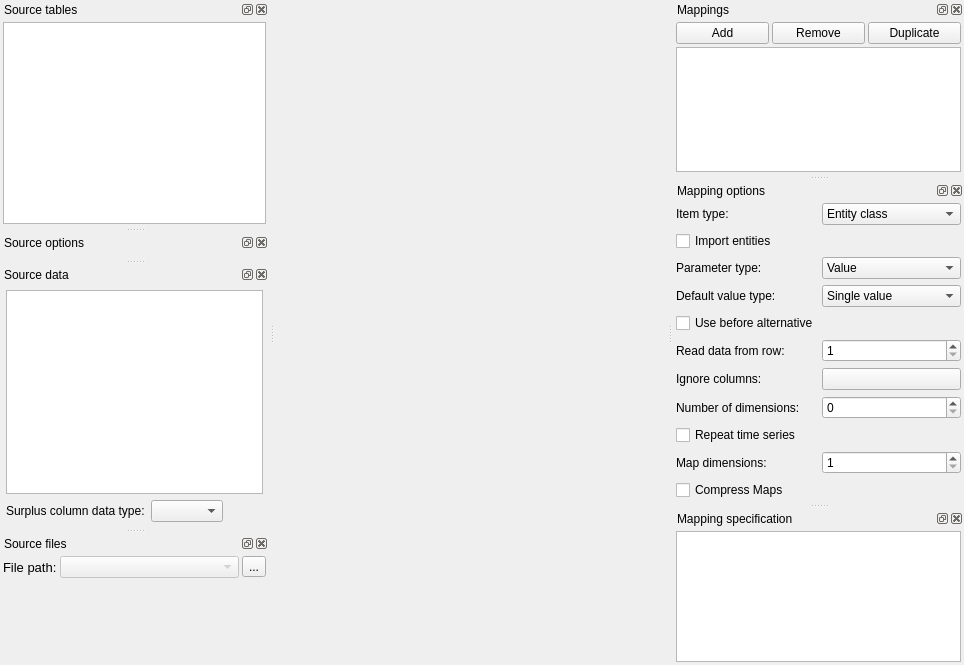
The window that spine_items/importer/ui/import_editor_window.ui (spine-tools/spine-items) describes before a commit, drawn with Qt 5.
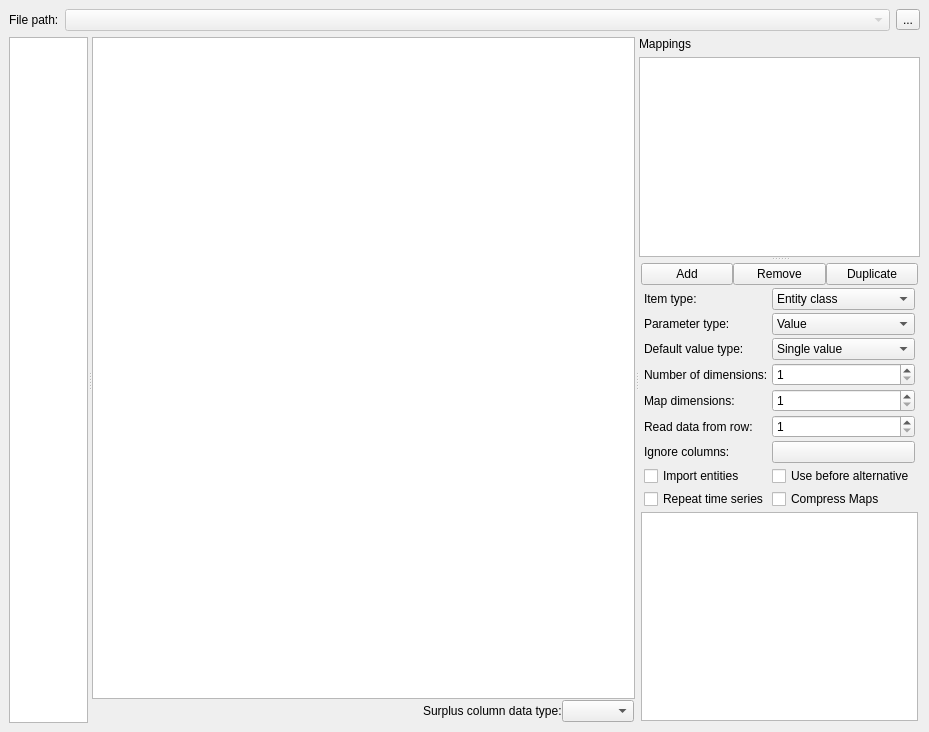
The same window after the commit. Icons and pictures are not drawn. Custom widgets are drawn as their Qt base class.

Commit message: Optimize layout in importer spec editor

```diff
--- a/spine_items/importer/ui/import_editor_window.ui
+++ b/spine_items/importer/ui/import_editor_window.ui
@@ -18,8 +18,8 @@
    <rect>
     <x>0</x>
     <y>0</y>
-    <width>964</width>
-    <height>665</height>
+    <width>929</width>
+    <height>732</height>
    </rect>
   </property>
   <property name="windowTitle">
@@ -28,33 +28,67 @@
   <property name="dockNestingEnabled">
    <bool>true</bool>
   </property>
-  <widget class="QWidget" name="centralwidget"/>
-  <widget class="QDockWidget" name="dockWidget_source_tables">
-   <property name="windowTitle">
-    <string>Source tables</string>
-   </property>
-   <attribute name="dockWidgetArea">
-    <number>1</number>
-   </attribute>
-   <widget class="QWidget" name="dockWidgetContents">
-    <layout class="QVBoxLayout" name="verticalLayout_2">
-     <property name="spacing">
-      <number>3</number>
-     </property>
-     <property name="leftMargin">
-      <number>3</number>
-     </property>
-     <property name="topMargin">
-      <number>3</number>
-     </property>
-     <property name="rightMargin">
-      <number>3</number>
-     </property>
-     <property name="bottomMargin">
-      <number>3</number>
-     </property>
+  <widget class="QWidget" name="centralwidget">
+   <layout class="QVBoxLayout" name="verticalLayout_6">
+    <item>
+     <layout class="QHBoxLayout" name="horizontalLayout_2">
+      <item>
+       <widget class="QLabel" name="file_path_label">
+        <property name="text">
+         <string>File path:</string>
+        </property>
+       </widget>
+      </item>
+      <item>
+       <widget class="ElidedCombobox" name="comboBox_source_file">
+        <property name="enabled">
+         <bool>false</bool>
+        </property>
+        <property name="sizePolicy">
+         <sizepolicy hsizetype="Expanding" vsizetype="Fixed">
+          <horstretch>0</horstretch>
+          <verstretch>0</verstretch>
+         </sizepolicy>
+        </property>
+        <property name="sizeAdjustPolicy">
+         <enum>QComboBox::AdjustToContentsOnFirstShow</enum>
+        </property>
+        <property name="minimumContentsLength">
+         <number>0</number>
+        </property>
+       </widget>
+      </item>
+      <item>
+       <widget class="QToolButton" name="toolButton_browse_source_file">
+        <property name="text">
+         <string>...</string>
+        </property>
+        <property name="icon">
+         <iconset resource="../../ui/resources/resources_icons.qrc">
+          <normaloff>:/icons/folder-open-solid.svg</normaloff>:/icons/folder-open-solid.svg</iconset>
+        </property>
+       </widget>
+      </item>
+     </layout>
+    </item>
      <item>
+     <widget class="QSplitter" name="splitter_source_list">
+      <property name="orientation">
+       <enum>Qt::Horizontal</enum>
+      </property>
       <widget class="MultiCheckableListView" name="source_list">
+       <property name="sizePolicy">
+        <sizepolicy hsizetype="Expanding" vsizetype="Expanding">
+         <horstretch>1</horstretch>
+         <verstretch>0</verstretch>
+        </sizepolicy>
+       </property>
+       <property name="maximumSize">
+        <size>
+         <width>16777215</width>
+         <height>16777215</height>
+        </size>
+       </property>
        <property name="contextMenuPolicy">
         <enum>Qt::CustomContextMenu</enum>
        </property>
@@ -65,60 +99,66 @@
         <enum>Qt::ElideLeft</enum>
        </property>
       </widget>
-     </item>
-    </layout>
-   </widget>
-  </widget>
-  <widget class="QDockWidget" name="dockWidget_source_options">
-   <property name="windowTitle">
-    <string>Source options</string>
-   </property>
-   <attribute name="dockWidgetArea">
-    <number>1</number>
-   </attribute>
-   <widget class="QWidget" name="source_options_contents">
-    <layout class="QVBoxLayout" name="verticalLayout_5">
-     <property name="spacing">
-      <number>3</number>
-     </property>
-     <property name="leftMargin">
-      <number>3</number>
-     </property>
-     <property name="topMargin">
-      <number>3</number>
-     </property>
-     <property name="rightMargin">
-      <number>3</number>
-     </property>
-     <property name="bottomMargin">
-      <number>3</number>
-     </property>
-    </layout>
-   </widget>
-  </widget>
-  <widget class="QDockWidget" name="dockWidget_source_data">
-   <property name="windowTitle">
-    <string>Source data</string>
-   </property>
-   <attribute name="dockWidgetArea">
-    <number>1</number>
-   </attribute>
-   <widget class="QWidget" name="dockWidgetContents_3">
-    <layout class="QVBoxLayout" name="verticalLayout_3">
-     <property name="leftMargin">
-      <number>6</number>
-     </property>
-     <property name="topMargin">
-      <number>6</number>
-     </property>
-     <property name="rightMargin">
-      <number>6</number>
-     </property>
-     <property name="bottomMargin">
-      <number>6</number>
-     </property>
+      <widget class="QSplitter" name="splitter_source_data_mappings">
+       <property name="sizePolicy">
+        <sizepolicy hsizetype="Expanding" vsizetype="Preferred">
+         <horstretch>5</horstretch>
+         <verstretch>0</verstretch>
+        </sizepolicy>
+       </property>
+       <property name="orientation">
+        <enum>Qt::Horizontal</enum>
+       </property>
+       <widget class="QFrame" name="frame_source_data">
+        <property name="sizePolicy">
+         <sizepolicy hsizetype="Preferred" vsizetype="Preferred">
+          <horstretch>1</horstretch>
+          <verstretch>0</verstretch>
+         </sizepolicy>
+        </property>
+        <property name="frameShape">
+         <enum>QFrame::NoFrame</enum>
+        </property>
+        <property name="frameShadow">
+         <enum>QFrame::Raised</enum>
+        </property>
+        <property name="lineWidth">
+         <number>0</number>
+        </property>
+        <property name="midLineWidth">
+         <number>0</number>
+        </property>
+        <layout class="QVBoxLayout" name="verticalLayout">
+         <property name="spacing">
+          <number>0</number>
+         </property>
+         <property name="leftMargin">
+          <number>0</number>
+         </property>
+         <property name="topMargin">
+          <number>0</number>
+         </property>
+         <property name="rightMargin">
+          <number>0</number>
+         </property>
+         <property name="bottomMargin">
+          <number>0</number>
+         </property>
+         <item>
+          <layout class="QVBoxLayout" name="verticalLayout_source_options">
+           <property name="spacing">
+            <number>0</number>
+           </property>
+          </layout>
+         </item>
      <item>
       <widget class="TableViewWithButtonHeader" name="source_data_table">
+           <property name="sizePolicy">
+            <sizepolicy hsizetype="Expanding" vsizetype="Expanding">
+             <horstretch>0</horstretch>
+             <verstretch>0</verstretch>
+            </sizepolicy>
+           </property>
        <property name="contextMenuPolicy">
         <enum>Qt::CustomContextMenu</enum>
        </property>
@@ -126,6 +166,31 @@
      </item>
      <item>
       <layout class="QHBoxLayout" name="horizontalLayout">
+           <property name="leftMargin">
+            <number>1</number>
+           </property>
+           <property name="topMargin">
+            <number>1</number>
+           </property>
+           <property name="rightMargin">
+            <number>1</number>
+           </property>
+           <property name="bottomMargin">
+            <number>1</number>
+           </property>
+           <item>
+            <spacer name="horizontalSpacer">
+             <property name="orientation">
+              <enum>Qt::Horizontal</enum>
+             </property>
+             <property name="sizeHint" stdset="0">
+              <size>
+               <width>40</width>
+               <height>20</height>
+              </size>
+             </property>
+            </spacer>
+           </item>
        <item>
         <widget class="QLabel" name="label">
          <property name="text">
@@ -140,47 +205,60 @@
          </property>
         </widget>
        </item>
-       <item>
-        <spacer name="horizontalSpacer">
+          </layout>
+         </item>
+        </layout>
+       </widget>
+       <widget class="QSplitter" name="splitter">
          <property name="orientation">
-          <enum>Qt::Horizontal</enum>
-         </property>
-         <property name="sizeHint" stdset="0">
-          <size>
-           <width>40</width>
-           <height>20</height>
-          </size>
-         </property>
-        </spacer>
-       </item>
-      </layout>
-     </item>
-    </layout>
-   </widget>
-  </widget>
-  <widget class="QDockWidget" name="dockWidget_mappings">
-   <property name="windowTitle">
+         <enum>Qt::Vertical</enum>
+        </property>
+        <widget class="QWidget" name="verticalLayoutWidget_2">
+         <layout class="QVBoxLayout" name="verticalLayout_4">
+          <item>
+           <widget class="QLabel" name="label_2">
+            <property name="text">
     <string>Mappings</string>
    </property>
-   <attribute name="dockWidgetArea">
-    <number>2</number>
-   </attribute>
-   <widget class="QWidget" name="dockWidgetContents_4">
-    <layout class="QVBoxLayout" name="verticalLayout_7">
+           </widget>
+          </item>
+          <item>
+           <widget class="QListView" name="mapping_list">
+            <property name="contextMenuPolicy">
+             <enum>Qt::CustomContextMenu</enum>
+            </property>
+            <property name="selectionMode">
+             <enum>QAbstractItemView::ExtendedSelection</enum>
+            </property>
+           </widget>
+          </item>
+         </layout>
+        </widget>
+        <widget class="QFrame" name="frame_2">
+         <property name="frameShape">
+          <enum>QFrame::NoFrame</enum>
+         </property>
+         <property name="frameShadow">
+          <enum>QFrame::Raised</enum>
+         </property>
+         <property name="lineWidth">
+          <number>0</number>
+         </property>
+         <layout class="QVBoxLayout" name="verticalLayout_2">
      <property name="spacing">
-      <number>3</number>
+           <number>0</number>
      </property>
      <property name="leftMargin">
-      <number>3</number>
+           <number>2</number>
      </property>
      <property name="topMargin">
-      <number>3</number>
+           <number>2</number>
      </property>
      <property name="rightMargin">
-      <number>3</number>
+           <number>2</number>
      </property>
      <property name="bottomMargin">
-      <number>3</number>
+           <number>2</number>
      </property>
      <item>
       <layout class="QHBoxLayout" name="button_layout">
@@ -220,33 +298,9 @@
       </layout>
      </item>
      <item>
-      <widget class="QListView" name="mapping_list">
-       <property name="contextMenuPolicy">
-        <enum>Qt::CustomContextMenu</enum>
-       </property>
-       <property name="selectionMode">
-        <enum>QAbstractItemView::ExtendedSelection</enum>
-       </property>
-      </widget>
-     </item>
-    </layout>
-   </widget>
-  </widget>
-  <widget class="QDockWidget" name="dockWidget_mapping_options">
-   <property name="windowTitle">
-    <string>Mapping options</string>
-   </property>
-   <attribute name="dockWidgetArea">
-    <number>2</number>
-   </attribute>
-   <widget class="QWidget" name="mapping_options_contents">
-    <layout class="QFormLayout" name="formLayout_2">
-     <property name="horizontalSpacing">
-      <number>3</number>
-     </property>
-     <property name="verticalSpacing">
-      <number>6</number>
-     </property>
+           <layout class="QVBoxLayout" name="verticalLayout_3">
+            <item>
+             <layout class="QGridLayout" name="mapping_options_contents">
      <property name="leftMargin">
       <number>3</number>
      </property>
@@ -259,6 +313,23 @@
      <property name="bottomMargin">
       <number>3</number>
      </property>
+              <property name="spacing">
+               <number>3</number>
+              </property>
+              <item row="9" column="1">
+               <widget class="QPushButton" name="ignore_columns_button">
+                <property name="text">
+                 <string/>
+                </property>
+               </widget>
+              </item>
+              <item row="4" column="0">
+               <widget class="QLabel" name="value_type_label">
+                <property name="text">
+                 <string>Default value type:</string>
+                </property>
+               </widget>
+              </item>
      <item row="0" column="0">
       <widget class="QLabel" name="class_type_label">
        <property name="text">
@@ -266,6 +337,37 @@
        </property>
       </widget>
      </item>
+              <item row="8" column="0">
+               <widget class="QLabel" name="read_start_row_label">
+                <property name="text">
+                 <string>Read data from row:</string>
+                </property>
+               </widget>
+              </item>
+              <item row="6" column="0">
+               <widget class="QLabel" name="map_dimensions_label">
+                <property name="text">
+                 <string>Map dimensions:</string>
+                </property>
+               </widget>
+              </item>
+              <item row="10" column="1">
+               <widget class="QCheckBox" name="before_alternative_check_box">
+                <property name="toolTip">
+                 <string>Enable or disable 'Before alternative name' mapping for scenario alternative item type.</string>
+                </property>
+                <property name="text">
+                 <string>Use before alternative</string>
+                </property>
+               </widget>
+              </item>
+              <item row="9" column="0">
+               <widget class="QLabel" name="ignore_columns_label">
+                <property name="text">
+                 <string>Ignore columns:</string>
+                </property>
+               </widget>
+              </item>
      <item row="0" column="1">
       <widget class="QComboBox" name="class_type_combo_box">
        <item>
@@ -320,17 +422,17 @@
        </item>
       </widget>
      </item>
-     <item row="2" column="0">
-      <widget class="QCheckBox" name="import_entities_check_box">
-       <property name="text">
-        <string>Import entities</string>
+              <item row="8" column="1">
+               <widget class="QSpinBox" name="start_read_row_spin_box">
+                <property name="minimum">
+                 <number>1</number>
        </property>
       </widget>
      </item>
-     <item row="3" column="0">
-      <widget class="QLabel" name="parameter_type_label">
-       <property name="text">
-        <string>Parameter type:</string>
+              <item row="6" column="1">
+               <widget class="QSpinBox" name="map_dimension_spin_box">
+                <property name="minimum">
+                 <number>1</number>
        </property>
       </widget>
      </item>
@@ -353,10 +455,17 @@
        </item>
       </widget>
      </item>
-     <item row="4" column="0">
-      <widget class="QLabel" name="value_type_label">
+              <item row="11" column="1">
+               <widget class="QCheckBox" name="map_compression_check_box">
        <property name="text">
-        <string>Default value type:</string>
+                 <string>Compress Maps</string>
+                </property>
+               </widget>
+              </item>
+              <item row="10" column="0">
+               <widget class="QCheckBox" name="import_entities_check_box">
+                <property name="text">
+                 <string>Import entities</string>
        </property>
       </widget>
      </item>
@@ -389,211 +498,58 @@
        </item>
       </widget>
      </item>
+              <item row="11" column="0">
+               <widget class="QCheckBox" name="time_series_repeat_check_box">
+                <property name="toolTip">
+                 <string>Set the repeat flag for all imported time series</string>
+                </property>
+                <property name="text">
+                 <string>Repeat time series</string>
+                </property>
+               </widget>
+              </item>
+              <item row="3" column="0">
+               <widget class="QLabel" name="parameter_type_label">
+                <property name="text">
+                 <string>Parameter type:</string>
+                </property>
+               </widget>
+              </item>
      <item row="5" column="0">
-      <widget class="QCheckBox" name="before_alternative_check_box">
-       <property name="toolTip">
-        <string>Enable or disable 'Before alternative name' mapping for scenario alternative item type.</string>
-       </property>
-       <property name="text">
-        <string>Use before alternative</string>
-       </property>
-      </widget>
-     </item>
-     <item row="6" column="0">
-      <widget class="QLabel" name="read_start_row_label">
-       <property name="text">
-        <string>Read data from row:</string>
-       </property>
-      </widget>
-     </item>
-     <item row="6" column="1">
-      <widget class="QSpinBox" name="start_read_row_spin_box">
-       <property name="minimum">
-        <number>1</number>
-       </property>
-      </widget>
-     </item>
-     <item row="7" column="0">
-      <widget class="QLabel" name="ignore_columns_label">
-       <property name="text">
-        <string>Ignore columns:</string>
-       </property>
-      </widget>
-     </item>
-     <item row="7" column="1">
-      <widget class="QPushButton" name="ignore_columns_button">
-       <property name="text">
-        <string/>
-       </property>
-      </widget>
-     </item>
-     <item row="8" column="0">
       <widget class="QLabel" name="dimension_label">
        <property name="text">
         <string>Number of dimensions:</string>
        </property>
       </widget>
      </item>
-     <item row="8" column="1">
+              <item row="5" column="1">
       <widget class="QSpinBox" name="dimension_spin_box">
        <property name="minimum">
-        <number>0</number>
-       </property>
-      </widget>
-     </item>
-     <item row="9" column="0">
-      <widget class="QCheckBox" name="time_series_repeat_check_box">
-       <property name="toolTip">
-        <string>Set the repeat flag for all imported time series</string>
-       </property>
-       <property name="text">
-        <string>Repeat time series</string>
-       </property>
-      </widget>
-     </item>
-     <item row="10" column="0">
-      <widget class="QLabel" name="map_dimensions_label">
-       <property name="text">
-        <string>Map dimensions:</string>
-       </property>
-      </widget>
-     </item>
-     <item row="10" column="1">
-      <widget class="QSpinBox" name="map_dimension_spin_box">
-       <property name="minimum">
         <number>1</number>
        </property>
       </widget>
      </item>
-     <item row="11" column="0">
-      <widget class="QCheckBox" name="map_compression_check_box">
-       <property name="text">
-        <string>Compress Maps</string>
-       </property>
-      </widget>
-     </item>
-    </layout>
-   </widget>
-  </widget>
-  <widget class="QDockWidget" name="dockWidget_mapping_spec">
-   <property name="windowTitle">
-    <string>Mapping specification</string>
-   </property>
-   <attribute name="dockWidgetArea">
-    <number>2</number>
-   </attribute>
-   <widget class="QWidget" name="dockWidgetContents_6">
-    <layout class="QVBoxLayout" name="verticalLayout_8">
-     <property name="spacing">
-      <number>3</number>
-     </property>
-     <property name="leftMargin">
-      <number>3</number>
-     </property>
-     <property name="topMargin">
-      <number>3</number>
-     </property>
-     <property name="rightMargin">
-      <number>3</number>
-     </property>
-     <property name="bottomMargin">
-      <number>3</number>
-     </property>
+             </layout>
+            </item>
      <item>
       <widget class="QTableView" name="mapping_spec_table">
+              <property name="lineWidth">
+               <number>0</number>
+              </property>
        <attribute name="horizontalHeaderStretchLastSection">
         <bool>true</bool>
        </attribute>
       </widget>
      </item>
     </layout>
-   </widget>
-  </widget>
-  <widget class="QDockWidget" name="dockWidget_source_files">
-   <property name="windowTitle">
-    <string>Source files</string>
-   </property>
-   <attribute name="dockWidgetArea">
-    <number>1</number>
-   </attribute>
-   <widget class="QWidget" name="dockWidgetContents_7">
-    <layout class="QVBoxLayout" name="verticalLayout">
-     <property name="spacing">
-      <number>3</number>
-     </property>
-     <property name="leftMargin">
-      <number>3</number>
-     </property>
-     <property name="topMargin">
-      <number>3</number>
-     </property>
-     <property name="rightMargin">
-      <number>3</number>
-     </property>
-     <property name="bottomMargin">
-      <number>3</number>
-     </property>
-     <item>
-      <layout class="QHBoxLayout" name="horizontalLayout_2">
-       <item>
-        <widget class="QLabel" name="file_path_label">
-         <property name="font">
-          <font>
-           <pointsize>10</pointsize>
-          </font>
-         </property>
-         <property name="text">
-          <string>File path:</string>
-         </property>
-        </widget>
-       </item>
-       <item>
-        <widget class="ElidedCombobox" name="comboBox_source_file">
-         <property name="enabled">
-          <bool>false</bool>
-         </property>
-         <property name="sizePolicy">
-          <sizepolicy hsizetype="Expanding" vsizetype="Fixed">
-           <horstretch>0</horstretch>
-           <verstretch>0</verstretch>
-          </sizepolicy>
-         </property>
-         <property name="sizeAdjustPolicy">
-          <enum>QComboBox::AdjustToContentsOnFirstShow</enum>
-         </property>
-         <property name="minimumContentsLength">
-          <number>0</number>
-         </property>
-        </widget>
-       </item>
-       <item>
-        <widget class="QToolButton" name="toolButton_browse_source_file">
-         <property name="text">
-          <string>...</string>
-         </property>
-         <property name="icon">
-          <iconset resource="../../ui/resources/resources_icons.qrc">
-           <normaloff>:/icons/folder-open-solid.svg</normaloff>:/icons/folder-open-solid.svg</iconset>
-         </property>
-        </widget>
-       </item>
-      </layout>
-     </item>
-     <item>
-      <spacer name="verticalSpacer">
-       <property name="orientation">
-        <enum>Qt::Vertical</enum>
-       </property>
-       <property name="sizeHint" stdset="0">
-        <size>
-         <width>20</width>
-         <height>78</height>
-        </size>
-       </property>
-      </spacer>
-     </item>
-    </layout>
-   </widget>
+          </item>
+         </layout>
+        </widget>
+       </widget>
+      </widget>
+     </widget>
+    </item>
+   </layout>
   </widget>
   <action name="export_mappings_action">
    <property name="enabled">
```
Left out of the diff: 8 changed lines with no effect on the pictures. Lines whose indentation alone changed are shown as unchanged. The commit also changes 9 other files.
